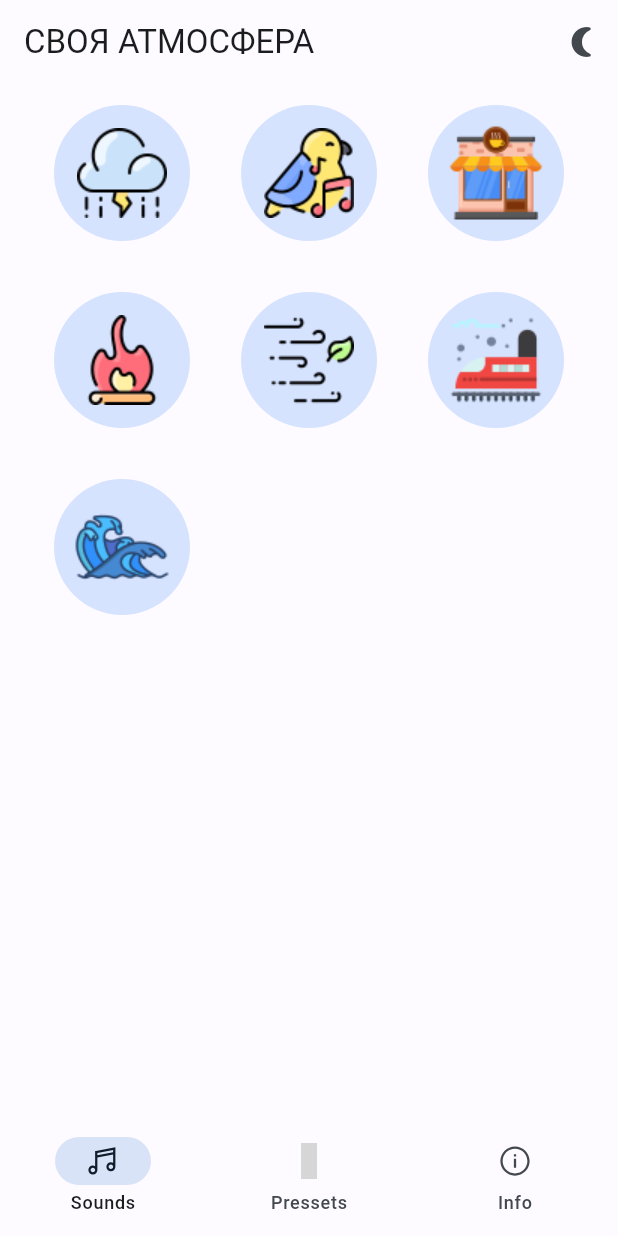
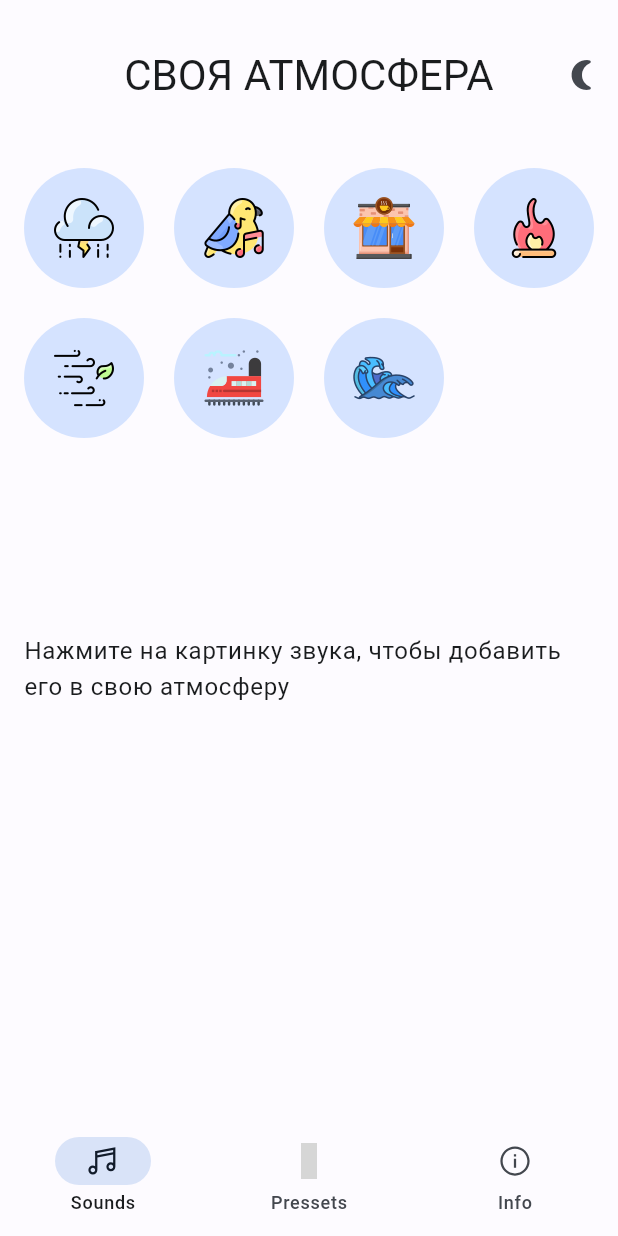
Before and after one commit to leksidev/atmosphere_app, a Flutter app: the screen it shows after launch, on a phone screen of 412 x 824 dp. Run offline on Flutter 3.47's test engine with Material 2 defaults, Android fonts, the phone set to English and light mode, and no system bars; our stand-ins replace audio_service, firebase_core, firebase_crashlytics, get_it, go_router, just_audio and 3 more; accounts and stored records are empty; generated files the repository leaves out were written again; grey boxes are pictures that could not be loaded.

Commit message:
refactor: make some ui changes

```diff
--- a/lib/features/sounds_screen/view/sounds_list.dart
+++ b/lib/features/sounds_screen/view/sounds_list.dart
@@ -18,10 +18,7 @@ class SoundsList extends StatelessWidget {
 
     return GridView.builder(
       gridDelegate: const SliverGridDelegateWithMaxCrossAxisExtent(
-          maxCrossAxisExtent: 160,
-          childAspectRatio: 1 / 1,
-          crossAxisSpacing: 10,
-          mainAxisSpacing: 10),
+          maxCrossAxisExtent: 100, crossAxisSpacing: 20, mainAxisSpacing: 20),
       itemCount: soundsItemCounter,
       itemBuilder: (BuildContext context, index) {
         return GestureDetector(
--- a/lib/features/sounds_screen/view/sounds_screen.dart
+++ b/lib/features/sounds_screen/view/sounds_screen.dart
@@ -12,18 +12,20 @@ class SoundsScreen extends StatelessWidget {
 
   @override
   Widget build(BuildContext context) {
-    return Padding(
-      padding: const EdgeInsets.symmetric(horizontal: 8.0, vertical: 1.0),
-      child: Column(
+    return Column(
       mainAxisAlignment: MainAxisAlignment.center,
       children: [
-          const Expanded(flex: 2, child: SoundsList()),
+        const Expanded(
+          flex: 1,
+          child: SoundsList(),
+        ),
         Expanded(
           flex: 1,
-            child: Padding(
-              padding: const EdgeInsets.all(8.0),
           child: Provider.of<Playlist>(context).playedSounds.isEmpty
-                  ? const Text('')
+              ? Text(
+                  'Нажмите на картинку звука, чтобы добавить его в свою атмосферу',
+                  style: Theme.of(context).textTheme.bodyLarge!,
+                )
               : Card(
                   child: StreamBuilder<PlaybackState>(
                     stream: GetIt.I<MyAudioHandler>().playbackState,
@@ -37,18 +39,16 @@ class SoundsScreen extends StatelessWidget {
                           children: [
                             Row(
                               mainAxisSize: MainAxisSize.max,
-                                  mainAxisAlignment:
-                                      MainAxisAlignment.spaceAround,
+                              mainAxisAlignment: MainAxisAlignment.spaceAround,
                               children: [
-                                    if (playing)
-                                      IconButton(
+                                playing
+                                    ? IconButton(
                                         icon: const Icon(Icons.pause),
                                         onPressed: () {
                                           GetIt.I<MyAudioHandler>().pause();
                                         },
                                       )
-                                    else
-                                      IconButton(
+                                    : IconButton(
                                         icon: const Icon(Icons.play_arrow),
                                         onPressed: () {
                                           GetIt.I<MyAudioHandler>().play();
@@ -73,9 +73,7 @@ class SoundsScreen extends StatelessWidget {
                   ),
                 ),
         ),
-          ),
       ],
-      ),
     );
   }
 }
--- a/lib/features/sounds_screen/view/widgets/sound_button.dart
+++ b/lib/features/sounds_screen/view/widgets/sound_button.dart
@@ -9,11 +9,8 @@ class SoundButton extends StatelessWidget {
 
   @override
   Widget build(BuildContext context) {
-    return Padding(
-      padding: const EdgeInsets.all(12.0),
-      child: CircleAvatar(
-        child: SoundImage(sound: sound),
-      ),
+    return CircleAvatar(
+      child: SoundImage(sound: sound),
     );
   }
 }
--- a/lib/features/sounds_screen/view/widgets/sound_image.dart
+++ b/lib/features/sounds_screen/view/widgets/sound_image.dart
@@ -11,10 +11,13 @@ class SoundImage extends StatelessWidget {
 
   @override
   Widget build(BuildContext context) {
-    return Image.asset(
-      sound.img,
-      color: sound.isActive ? null : const Color.fromARGB(177, 15, 19, 51),
-      colorBlendMode: BlendMode.modulate,
+    return ClipRect(
+      child: Image.asset(
+        sound.img,
+        scale: 1.5,
+        color: sound.isActive ? null : const Color.fromARGB(177, 15, 19, 51),
+        colorBlendMode: BlendMode.modulate,
+      ),
     );
   }
 }
--- a/lib/widgets/scaffold_with_navbar.dart
+++ b/lib/widgets/scaffold_with_navbar.dart
@@ -12,11 +12,19 @@ class ScaffoldWithNavBar extends StatelessWidget {
   Widget build(BuildContext context) {
     return Scaffold(
       appBar: AppBar(
+        clipBehavior: Clip.antiAlias,
+        excludeHeaderSemantics: true,
+        centerTitle: true,
+        forceMaterialTransparency: true,
         actions: const [ThemesChangeIconButton()],
-        title: const Text("СВОЯ АТМОСФЕРА"),
+        title: const Text(
+          "СВОЯ АТМОСФЕРА",
+        ),
+        titleTextStyle: Theme.of(context).textTheme.headlineMedium,
+        toolbarHeight: 100,
       ),
       body: Padding(
-        padding: const EdgeInsets.symmetric(horizontal: 16.0, vertical: 1.0),
+        padding: const EdgeInsets.symmetric(horizontal: 16.0, vertical: 12.0),
         child: child,
       ),
       bottomNavigationBar: NavigationBar(
```
Lines whose indentation alone changed are shown as unchanged.
